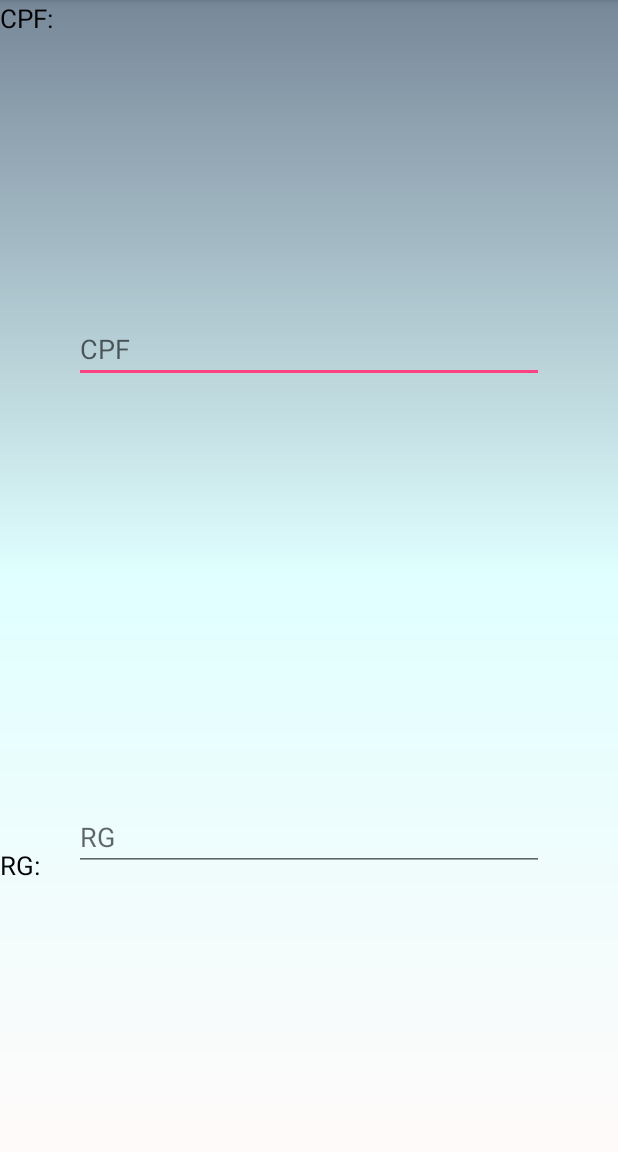
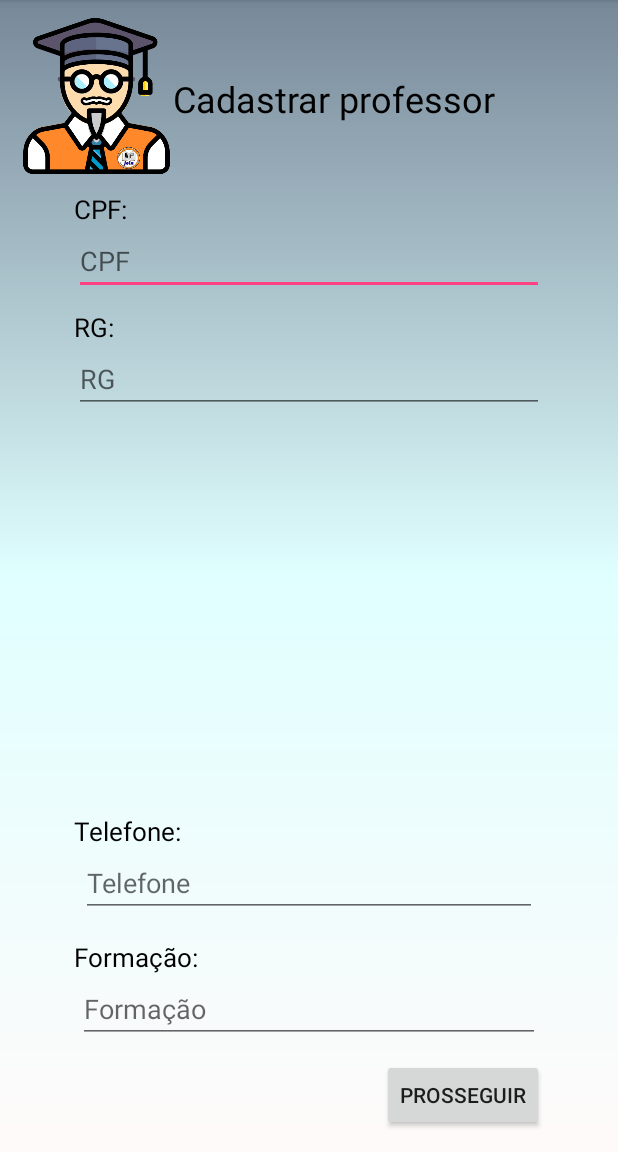
Before and after one commit to matheuspereiradev/SistemaJoin, an Android app: the ViewCadastrarProfessor2 screen opened directly, with no data from a screen before it, on a phone screen of 412 x 824 dp, the part 84-1236 px from its top. Run offline under Robolectric (Android 15) with nearby library versions, the phone set to English and light mode, and no system bars; libraries missing offline, so code that uses them is left out: com.github.rtoshiro.util; 6 statements that could not run were skipped.

Commit message:
Tela de cadastro de professor finalizada

```diff
--- a/app/src/main/AndroidManifest.xml
+++ b/app/src/main/AndroidManifest.xml
@@ -17,13 +17,14 @@
             </intent-filter>
         </activity>
         <activity android:name=".ViewCadastrarEscola" />
-        <activity android:name=".ViewCadastrarEscolaEndereco" />
+        <activity android:name=".ViewCadastrarEndereco" />
         <activity android:name=".ViewListarEscolas" />
         <activity android:name=".ViewExibirInformacoesEscola" />
         <activity android:name=".ViewHomeSistemaAdministrativo" />
         <activity android:name=".ViewTelaLogin" />
         <activity android:name=".ViewCadastrarProfessor" />
-        <activity android:name=".ViewCadastrarProfessor2"></activity>
+        <activity android:name=".ViewCadastrarProfessor2" />
+        <activity android:name=".ViewRealizarPostagem"></activity>
     </application>
 
 </manifest>
--- a/app/src/main/java/com/app/join/sistemajoin/MainActivity.java
+++ b/app/src/main/java/com/app/join/sistemajoin/MainActivity.java
@@ -67,7 +67,7 @@ public class MainActivity extends AppCompatActivity {
         endereco.setOnClickListener(new View.OnClickListener() {
             @Override
             public void onClick(View v) {
-                startActivity(new Intent(getBaseContext(),ViewCadastrarEscolaEndereco.class));
+                startActivity(new Intent(getBaseContext(),ViewCadastrarEndereco.class));
             }
         });
 
--- a/app/src/main/java/com/app/join/sistemajoin/ViewCadastrarEscolaEndereco.java
+++ b/app/src/main/java/com/app/join/sistemajoin/ViewCadastrarEndereco.java
@@ -3,21 +3,20 @@ package com.app.join.sistemajoin;
 import android.support.v7.app.AppCompatActivity;
 import android.os.Bundle;
 import android.widget.ArrayAdapter;
-import android.widget.Button;
 import android.widget.EditText;
 import android.widget.Spinner;
 
 import com.github.rtoshiro.util.format.SimpleMaskFormatter;
 import com.github.rtoshiro.util.format.text.MaskTextWatcher;
 
-public class ViewCadastrarEscolaEndereco extends AppCompatActivity {
+public class ViewCadastrarEndereco extends AppCompatActivity {
 
     EditText ctEscEndNum,ctEscEndRua,ctEscEndBairro,ctEscEndCEP,ctEscEndCidade;
     Spinner spnUF;
     @Override
     protected void onCreate(Bundle savedInstanceState) {
         super.onCreate(savedInstanceState);
-        setContentView(R.layout.activity_view_cadastrar_escola_endereco);
+        setContentView(R.layout.activity_view_cadastrar_endereco);
 
         //======inicio conexão xml
         ctEscEndNum=(EditText) findViewById(R.id.ctEscEndNum);
--- a/app/src/main/java/com/app/join/sistemajoin/ViewCadastrarEscola.java
+++ b/app/src/main/java/com/app/join/sistemajoin/ViewCadastrarEscola.java
@@ -42,7 +42,7 @@ public class ViewCadastrarEscola extends AppCompatActivity {
         btProsseguir.setOnClickListener(new View.OnClickListener() {
             @Override
             public void onClick(View view) {
-                Intent i = new Intent(getBaseContext(), ViewCadastrarEscolaEndereco.class);
+                Intent i = new Intent(getBaseContext(), ViewCadastrarEndereco.class);
                 startActivity(i);
             }
         });
--- a/app/src/main/java/com/app/join/sistemajoin/ViewCadastrarProfessor2.java
+++ b/app/src/main/java/com/app/join/sistemajoin/ViewCadastrarProfessor2.java
@@ -2,12 +2,41 @@ package com.app.join.sistemajoin;
 
 import android.support.v7.app.AppCompatActivity;
 import android.os.Bundle;
+import android.widget.Button;
+import android.widget.EditText;
+
+import com.github.rtoshiro.util.format.SimpleMaskFormatter;
+import com.github.rtoshiro.util.format.text.MaskTextWatcher;
 
 public class ViewCadastrarProfessor2 extends AppCompatActivity {
 
+    EditText ctCPFProf,ctRGProf,ctTelProf,ctFormProf;
+    Button btProxPEndereco;
     @Override
     protected void onCreate(Bundle savedInstanceState) {
         super.onCreate(savedInstanceState);
         setContentView(R.layout.activity_view_cadastrar_professor2);
+
+        //===========Inicio da conexão java com xml
+        ctCPFProf=(EditText)findViewById(R.id.ctCPFProf);
+        ctRGProf=(EditText)findViewById(R.id.ctRGProf);
+        ctTelProf=(EditText)findViewById(R.id.ctTelProf);
+        ctFormProf=(EditText)findViewById(R.id.ctFormProf);
+        btProxPEndereco=(Button)findViewById(R.id.btProxPEndereco);
+        //fim da conexão java com xml==============
+
+        //========aplicando mascara CPF
+        SimpleMaskFormatter maskCPF = new SimpleMaskFormatter("NNN.NNN.NNN-NN");
+        MaskTextWatcher mascaraCPF = new MaskTextWatcher(ctCPFProf, maskCPF);
+        ctCPFProf.addTextChangedListener(mascaraCPF);
+        //fim mascara======
+
+        //========aplicando mascara telefone
+        SimpleMaskFormatter maskTel = new SimpleMaskFormatter("(NN) N NNNN-NNNN");
+        MaskTextWatcher mascaraTel = new MaskTextWatcher(ctTelProf, maskTel);
+        ctTelProf.addTextChangedListener(mascaraTel);
+        //fim mascara======
+
+
     }
 }
--- a/app/src/main/res/layout/activity_view_cadastrar_escola_endereco.xml
+++ b/app/src/main/res/layout/activity_view_cadastrar_endereco.xml
@@ -3,7 +3,7 @@
     xmlns:tools="http://schemas.android.com/tools"
     android:layout_width="match_parent"
     android:layout_height="match_parent"
-    tools:context=".ViewCadastrarEscolaEndereco"
+    tools:context=".ViewCadastrarEndereco"
     android:background="@drawable/layout_fundo_principal">
 
     <TextView
--- a/app/src/main/res/layout/activity_view_cadastrar_professor2.xml
+++ b/app/src/main/res/layout/activity_view_cadastrar_professor2.xml
@@ -7,45 +7,121 @@
     tools:context=".ViewCadastrarProfessor2"
     android:background="@drawable/layout_fundo_principal">
 
+    <ImageView
+        android:id="@+id/imageView3"
+        android:layout_width="102dp"
+        android:layout_height="104dp"
+        android:layout_alignParentStart="true"
+        android:layout_alignParentTop="true"
+        android:layout_marginStart="13dp"
+        android:layout_marginTop="12dp"
+        app:srcCompat="@drawable/prof" />
+
     <TextView
         android:id="@+id/textView32"
         android:layout_width="wrap_content"
         android:layout_height="wrap_content"
-        android:layout_alignStart="@+id/textView27"
-        android:layout_below="@+id/editText2"
+        android:layout_alignParentTop="true"
+        android:layout_alignStart="@+id/textView29"
+        android:layout_marginTop="127dp"
         android:text="CPF:"
         android:textColor="@android:color/background_dark"
         android:textSize="17sp" />
+
     <TextView
         android:id="@+id/textView29"
         android:layout_width="wrap_content"
         android:layout_height="wrap_content"
-        android:layout_alignEnd="@+id/textView28"
-        android:layout_alignParentBottom="true"
-        android:layout_marginBottom="179dp"
+        android:layout_alignParentTop="true"
+        android:layout_alignStart="@+id/ctCPFProf"
+        android:layout_marginTop="206dp"
         android:text="RG:"
         android:textColor="@android:color/background_dark"
         android:textSize="17sp" />
+
+    <TextView
+        android:id="@+id/textView34"
+        android:layout_width="wrap_content"
+        android:layout_height="wrap_content"
+        android:layout_alignParentBottom="true"
+        android:layout_alignStart="@+id/textView32"
+        android:layout_marginBottom="118dp"
+        android:text="Formação:"
+        android:textColor="@android:color/background_dark"
+        android:textSize="17sp" />
+
+    <TextView
+        android:id="@+id/textView36"
+        android:layout_width="wrap_content"
+        android:layout_height="wrap_content"
+        android:layout_alignParentBottom="true"
+        android:layout_alignStart="@+id/textView32"
+        android:layout_marginBottom="202dp"
+        android:text="Telefone:"
+        android:textColor="@android:color/background_dark"
+        android:textSize="17sp" />
+
     <EditText
-        android:id="@+id/editText3"
+        android:id="@+id/ctCPFProf"
         android:layout_width="313dp"
         android:layout_height="wrap_content"
-        android:layout_alignParentTop="true"
+        android:layout_below="@+id/textView32"
         android:layout_centerHorizontal="true"
-        android:layout_marginTop="210dp"
         android:ems="10"
         android:hint="CPF"
         android:inputType="number" />
 
     <EditText
-        android:id="@+id/editText4"
+        android:id="@+id/ctRGProf"
         android:layout_width="313dp"
         android:layout_height="wrap_content"
-        android:layout_alignParentBottom="true"
+        android:layout_below="@+id/textView29"
         android:layout_centerHorizontal="true"
-        android:layout_marginBottom="187dp"
         android:ems="10"
         android:hint="RG"
         android:inputType="number" />
 
+    <TextView
+        android:id="@+id/textView31"
+        android:layout_width="wrap_content"
+        android:layout_height="wrap_content"
+        android:layout_alignParentTop="true"
+        android:layout_marginTop="49dp"
+        android:layout_toEndOf="@+id/imageView3"
+        android:text="Cadastrar professor"
+        android:textColor="@android:color/background_dark"
+        android:textSize="24sp" />
+
+    <Button
+        android:id="@+id/btProxPEndereco"
+        android:layout_width="wrap_content"
+        android:layout_height="wrap_content"
+        android:layout_alignEnd="@+id/ctCPFProf"
+        android:layout_alignParentBottom="true"
+        android:layout_marginBottom="14dp"
+        android:text="prosseguir" />
+
+    <EditText
+        android:id="@+id/ctTelProf"
+        android:layout_width="304dp"
+        android:layout_height="wrap_content"
+        android:layout_below="@+id/textView34"
+        android:layout_centerHorizontal="true"
+        android:layout_marginTop="-202dp"
+        android:ems="10"
+        android:hint="Telefone"
+        android:inputType="number" />
+
+    <EditText
+        android:id="@+id/ctFormProf"
+        android:layout_width="308dp"
+        android:layout_height="wrap_content"
+        android:layout_below="@+id/textView34"
+        android:layout_centerHorizontal="true"
+        android:layout_marginTop="-118dp"
+        android:ems="10"
+        android:hint="Formação"
+        android:inputType="textPersonName"
+        android:text="" />
+
 </RelativeLayout>
```
Also changed, not shown: app/src/main/java/com/app/join/sistemajoin/ViewCadastrarProfessor.java (+35 -0 lines), app/src/main/java/com/app/join/sistemajoin/ViewRealizarPostagem.java (added, +13 -0 lines), app/src/main/res/layout/activity_view_cadastrar_professor.xml (+7 -7 lines), app/src/main/res/layout/activity_view_realizar_postagem.xml (added, +65 -0 lines).
